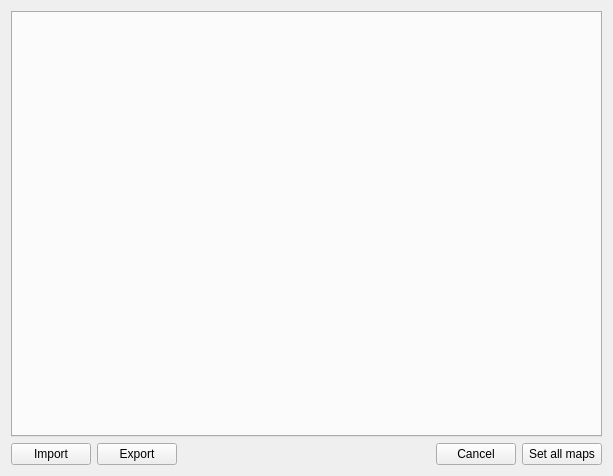
First picture: the form in viewer/modules/stimmap_modules/main_widget.ui, repository kushalkolar/MESmerize, before the edit.
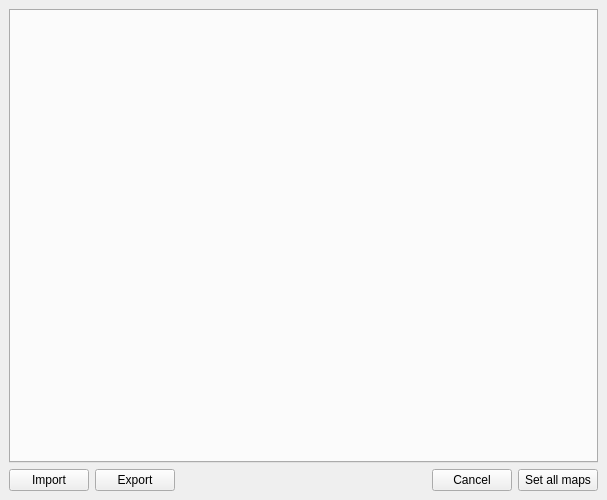
Second picture: the form after the edit.

The edit to the form file:
```diff
--- a/viewer/modules/stimmap_modules/main_widget.ui
+++ b/viewer/modules/stimmap_modules/main_widget.ui
@@ -1,68 +1,70 @@
 <?xml version="1.0" encoding="UTF-8"?>
 <ui version="4.0">
  <class>MainWidget</class>
- <widget class="QWidget" name="MainWidget">
+ <widget class="QDockWidget" name="MainWidget">
   <property name="geometry">
    <rect>
     <x>0</x>
     <y>0</y>
-    <width>613</width>
-    <height>476</height>
+    <width>607</width>
+    <height>500</height>
    </rect>
   </property>
   <property name="windowTitle">
    <string>Form</string>
   </property>
+  <widget class="QWidget" name="dockWidgetContents">
   <layout class="QGridLayout" name="gridLayout">
-   <item row="2" column="4">
-    <widget class="QPushButton" name="btnSetAllMaps">
+    <item row="0" column="0" colspan="5">
+     <widget class="QTabWidget" name="tabWidget">
+      <property name="currentIndex">
+       <number>-1</number>
+      </property>
+     </widget>
+    </item>
+    <item row="1" column="0">
+     <widget class="QPushButton" name="btnImport">
      <property name="text">
-      <string>Set all maps</string>
+       <string>Import</string>
      </property>
     </widget>
    </item>
-   <item row="2" column="2">
+    <item row="1" column="1">
+     <widget class="QPushButton" name="btnExport">
+      <property name="text">
+       <string>Export</string>
+      </property>
+     </widget>
+    </item>
+    <item row="1" column="2">
     <spacer name="horizontalSpacer">
      <property name="orientation">
       <enum>Qt::Horizontal</enum>
      </property>
      <property name="sizeHint" stdset="0">
       <size>
-       <width>40</width>
+        <width>242</width>
        <height>20</height>
       </size>
      </property>
     </spacer>
    </item>
-   <item row="0" column="0" colspan="5">
-    <widget class="QTabWidget" name="tabWidget">
-     <property name="currentIndex">
-      <number>-1</number>
-     </property>
-    </widget>
-   </item>
-   <item row="2" column="0">
-    <widget class="QPushButton" name="btnImport">
-     <property name="text">
-      <string>Import</string>
-     </property>
-    </widget>
-   </item>
-   <item row="2" column="3">
+    <item row="1" column="3">
     <widget class="QPushButton" name="btnCancel">
      <property name="text">
       <string>Cancel</string>
      </property>
     </widget>
    </item>
-   <item row="2" column="1">
-    <widget class="QPushButton" name="btnExport">
+    <item row="1" column="4">
+     <widget class="QPushButton" name="btnSetAllMaps">
      <property name="text">
-      <string>Export</string>
+       <string>Set all maps</string>
      </property>
     </widget>
    </item>
   </layout>
+  </widget>
  </widget>
  <resources/>
  <connections/>
```
Left out of the diff: 5 changed lines with no effect on the pictures. Lines whose indentation alone changed are shown as unchanged.
